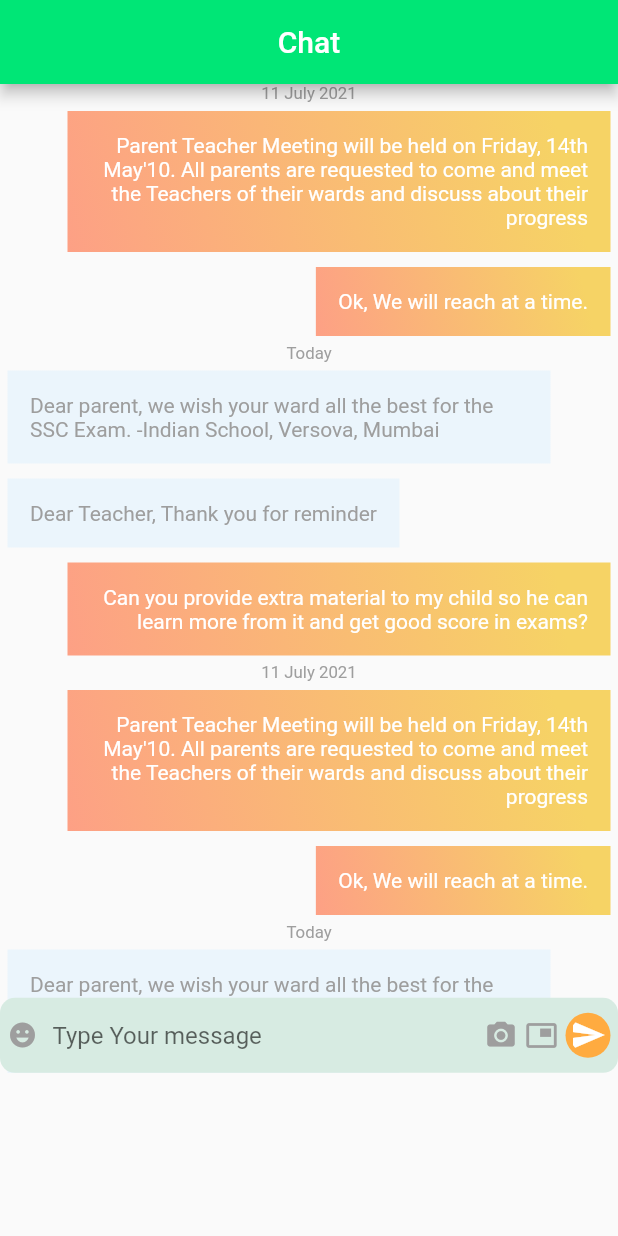
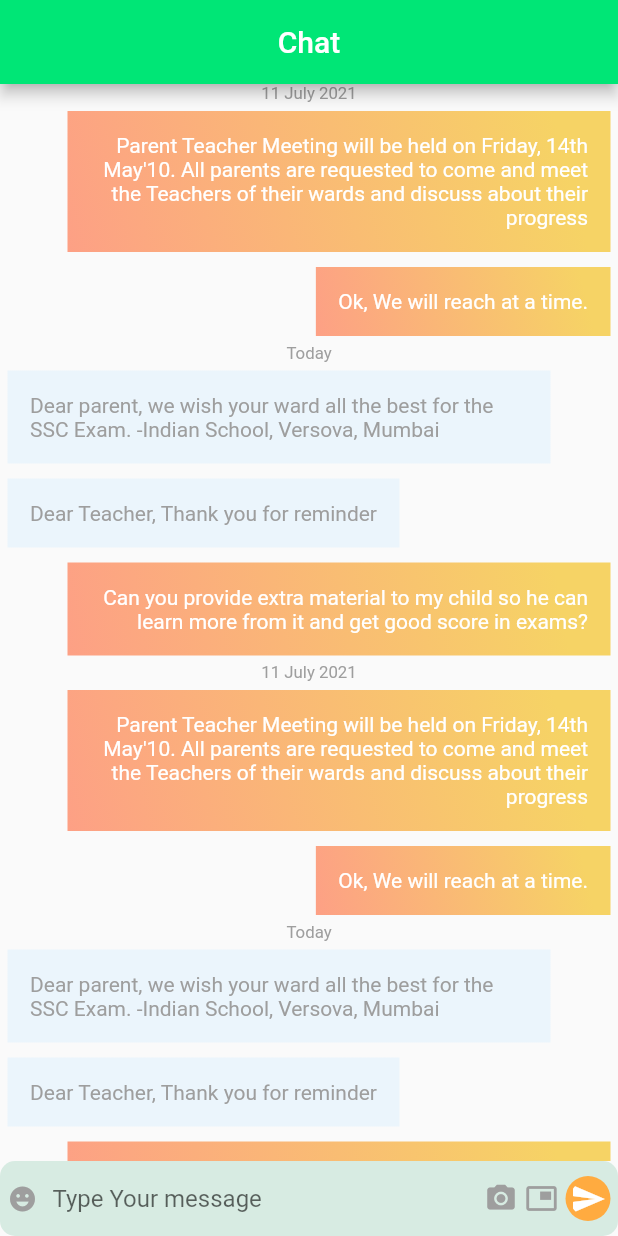
Before and after one commit to anjalikal/Food_delivery_app, a Flutter app: the ChatScreen screen opened directly, on a phone screen of 412 x 824 dp. Run offline on Flutter 3.47's test engine with Material 2 defaults, Android fonts, the phone set to English and light mode, and no system bars; our stand-ins replace curved_navigation_bar, flutter_rating_bar, google_maps_flutter, image_picker; missing offline and left inert: flutter_card_swipper.

Commit message:
chat screen issue solve

```diff
--- a/lib/pages/chat_screen/chat_page.dart
+++ b/lib/pages/chat_screen/chat_page.dart
@@ -26,17 +26,14 @@ class ChatScreenState extends State<ChatScreen> {
         leading: Container(),
       ),
       // resizeToAvoidBottomInset: false,
-      body: SingleChildScrollView(
-        child: Column(
+
+      body: Column(
         // mainAxisAlignment: MainAxisAlignment.spaceBetween,
         // mainAxisSize: MainAxisSize.max,
         children: [
-            // appBar(),
-            Stack(
-              alignment: Alignment.bottomCenter,
-              children: [
-                Container(
-                  height: MediaQuery.of(context).size.height / 1.25,
+          Expanded(
+              child: Container(
+                //height: MediaQuery.of(context).size.height / 1.25,
                 child: ListView.builder(
                   itemCount: 2,
                   shrinkWrap: true,
@@ -85,13 +82,10 @@ class ChatScreenState extends State<ChatScreen> {
                     );
                   },
                 ),
-                ),
+              ),),
           message(),
-              ],
-            ),
 
         ],
-        ),
       ),
     );
   }
```
Lines whose indentation alone changed are shown as unchanged.
